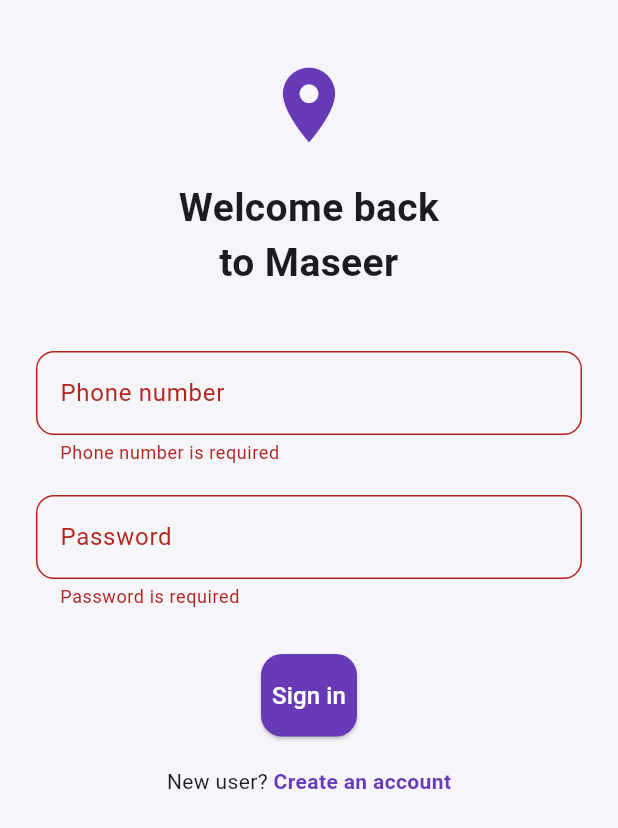
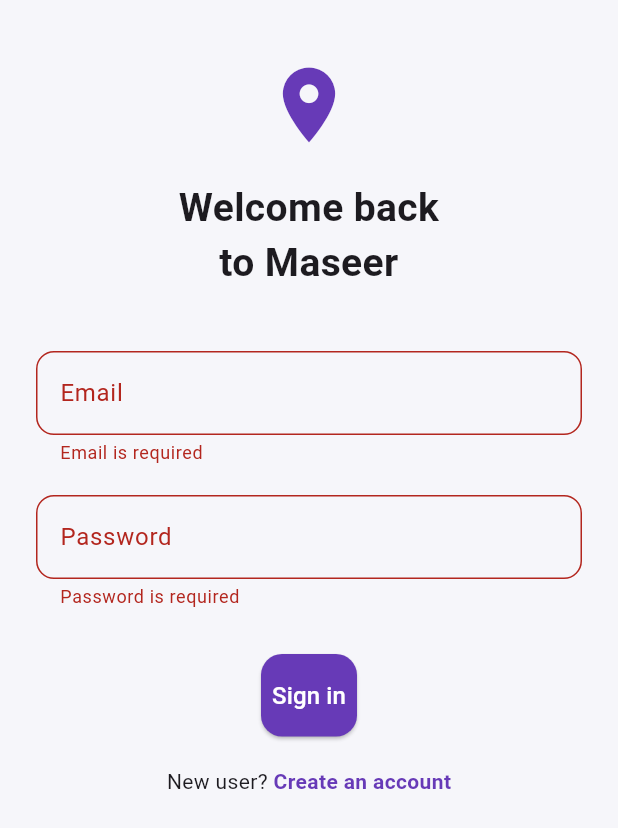
Before and after one commit to AmiraMohamedTaha/Graduation-Project, a Flutter app: the screen it shows after launch, after a tap on "Sign in", on a phone screen of 412 x 824 dp. Shown: the top 828 px of the screen. Run offline on Flutter 3.47's test engine with Material 3 defaults, Android fonts, the phone set to English and light mode, and no system bars; our stand-ins replace firebase_auth, firebase_core; accounts and stored records are empty.

Commit message:
regester & log with firebase but without type of error message

```diff
--- a/transityx/lib/pages/login_page.dart
+++ b/transityx/lib/pages/login_page.dart
@@ -1,6 +1,7 @@
 import 'package:flutter/material.dart';
 import 'register_page.dart';
 import 'home_page.dart';
+import 'package:firebase_auth/firebase_auth.dart'; // Firebase Auth
 
 /* ===================== LOGIN PAGE ===================== */
 class LoginPage extends StatefulWidget {
@@ -12,15 +13,52 @@
 
 class _LoginPageState extends State<LoginPage> {
   final _formKey = GlobalKey<FormState>();
-  final TextEditingController phoneController = TextEditingController();
+  final TextEditingController emailController = TextEditingController(); // بدل phone
   final TextEditingController passwordController = TextEditingController();
 
-  bool isPasswordValid(String password) {
-    final hasUppercase = password.contains(RegExp(r'[A-Z]'));
-    final hasSpecialChar =
-        password.contains(RegExp(r'[!@#$%^&*(),.?":{}|<>]'));
-    final hasMinLength = password.length >= 8;
-    return hasUppercase && hasSpecialChar && hasMinLength;
+  final FirebaseAuth _auth = FirebaseAuth.instance;
+
+  void loginUser() async {
+    if (_formKey.currentState!.validate()) {
+      try {
+        UserCredential userCredential = await _auth.signInWithEmailAndPassword(
+          email: emailController.text.trim(),
+          password: passwordController.text,
+        );
+
+        // Login success → navigate to Home
+        Navigator.pushReplacement(
+          context,
+          MaterialPageRoute(builder: (_) => const HomePage()),
+        );
+      } on FirebaseAuthException catch (e) {
+        String message = '';
+        if (e.code == 'user-not-found') {
+          message = "No user found with this email";
+        } else if (e.code == 'wrong-password') {
+          message = "Wrong password";
+        } else if (e.code == 'invalid-email') {
+          message = "Invalid email";
+        } else {
+          message = e.message ?? "Error occurred";
+        }
+
+        // Show error dialog
+        showDialog(
+          context: context,
+          builder: (_) => AlertDialog(
+            title: const Text("Login Error"),
+            content: Text(message),
+            actions: [
+              TextButton(
+                onPressed: () => Navigator.pop(context),
+                child: const Text("OK"),
+              ),
+            ],
+          ),
+        );
+      }
+    }
   }
 
   @override
@@ -52,29 +90,30 @@
                   ),
                   const SizedBox(height: 40),
 
+                  // Email field
                   TextFormField(
-                    controller: phoneController,
-                    keyboardType: TextInputType.phone,
+                    controller: emailController,
+                    keyboardType: TextInputType.emailAddress,
                     decoration: InputDecoration(
-                      labelText: "Phone number",
-                      prefixText: "+20 ",
+                      labelText: "Email",
                       border: OutlineInputBorder(
                         borderRadius: BorderRadius.circular(12),
                       ),
                     ),
                     validator: (value) {
                       if (value == null || value.isEmpty) {
-                        return "Phone number is required";
+                        return "Email is required";
                       }
-                      value = value.trim();
-                      if (!RegExp(r'^0?\d{10}$').hasMatch(value)) {
-                        return "Invalid phone number";
+                      if (!RegExp(r'^[\w-\.]+@([\w-]+\.)+[\w-]{2,4}$')
+                          .hasMatch(value)) {
+                        return "Invalid email";
                       }
                       return null;
                     },
                   ),
                   const SizedBox(height: 20),
 
+                  // Password field
                   TextFormField(
                     controller: passwordController,
                     obscureText: true,
@@ -94,16 +133,7 @@
                   const SizedBox(height: 30),
 
                   ElevatedButton(
-                    onPressed: () {
-                      if (_formKey.currentState!.validate()) {
-                        Navigator.pushReplacement(
-                          context,
-                          MaterialPageRoute(
-                            builder: (context) => const HomePage(),
-                          ),
-                        );
-                      }
-                    },
+                    onPressed: loginUser,
                     style: ElevatedButton.styleFrom(
                       backgroundColor: Colors.deepPurple,
                       padding: const EdgeInsets.symmetric(vertical: 16),
```
